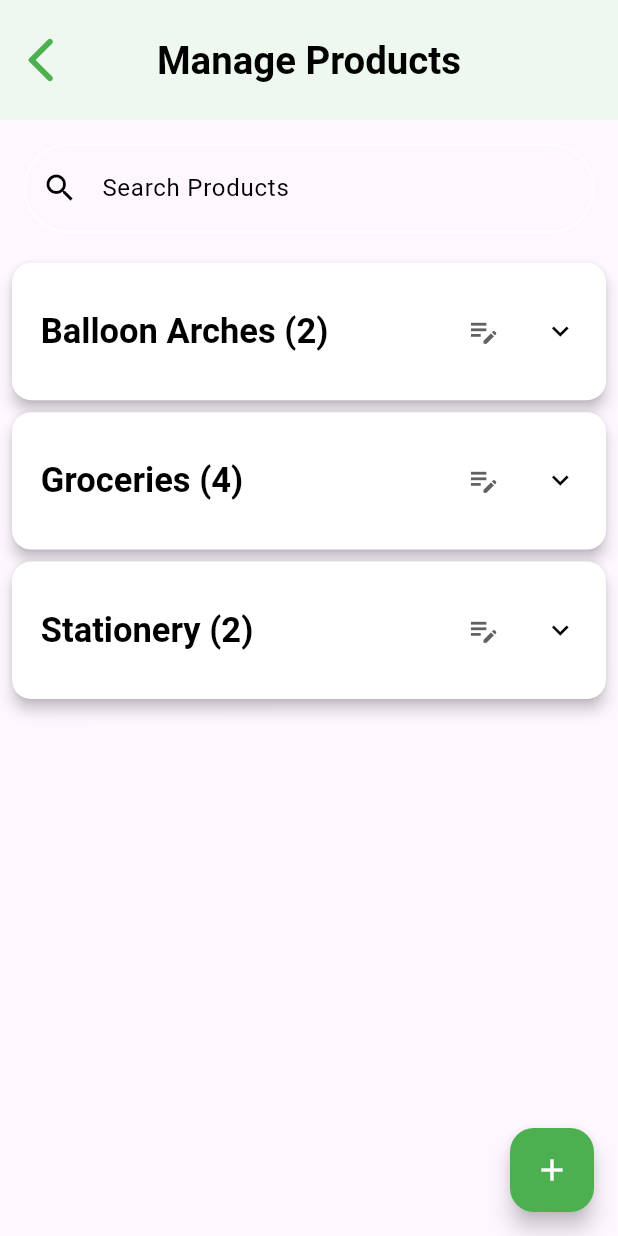
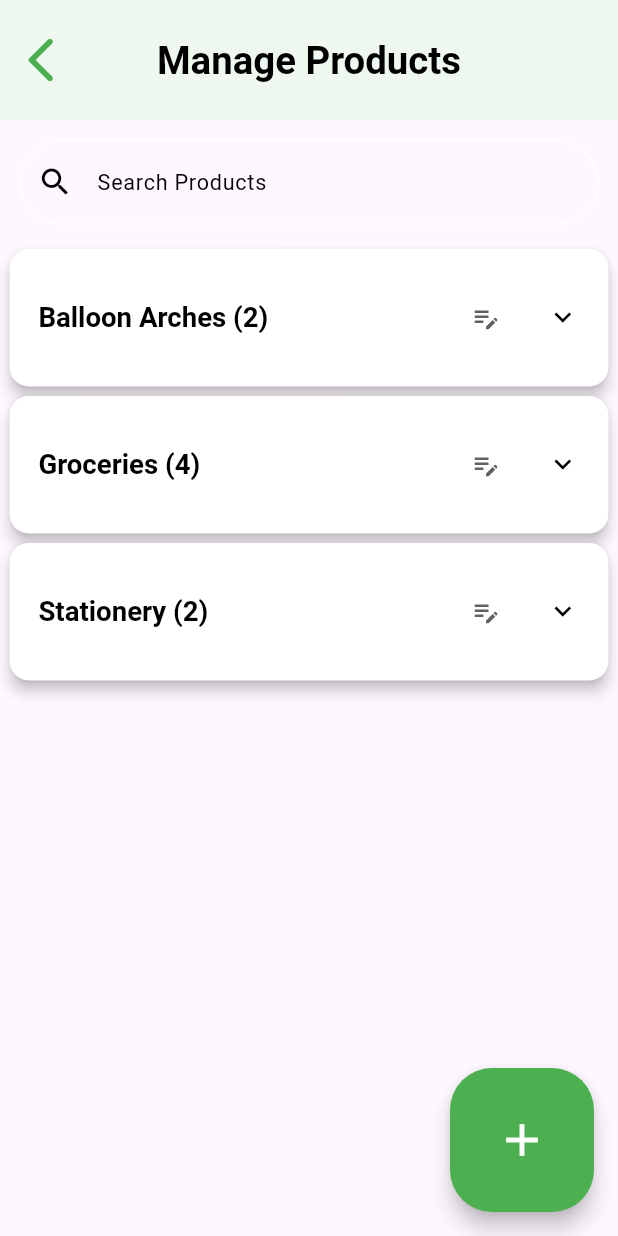
Before and after one commit to huhFahad/Kiosk-App, a Flutter app: the AdminDashboardPage screen opened by its route, after a tap on "Manage Products", on a phone screen of 412 x 824 dp. Run offline on Flutter 3.47's test engine with Material 3 defaults, Android fonts, the light colour scheme and no system bars; our stand-ins replace flutter_colorpicker, flutter_dotenv, flutter_phoenix, flutter_secure_storage, image_picker, package_info_plus and 3 more; missing offline and left inert: app_settings, media_kit, media_kit_video, pro_image_editor, process_run; accounts and stored records are empty; Roboto replaces fonts that are missing (Lorin); project files that could hold a hidden picture were left out.

Commit message:
android refinements

```diff
--- a/lib/admin_dashboard_page.dart
+++ b/lib/admin_dashboard_page.dart
@@ -1,20 +1,24 @@
 // lib/admin_dashboard_page.dart
 
 import 'package:flutter/material.dart';
+import 'package:kiosk_app/theme/kiosk_theme.dart';
+import 'package:kiosk_app/widgets/common_app_bar.dart';
 
 class AdminDashboardPage extends StatelessWidget {
   @override
   Widget build(BuildContext context) {
+    final scale = KioskTheme.scale;
     return Scaffold(
-      appBar: AppBar(
-        title: Text('Admin Dashboard', style: TextStyle(fontSize: 25)),
-        automaticallyImplyLeading: false, // Prevents back button
-        actions: [
+      appBar: CommonAppBar(
+        context: context,
+        title: 'Admin Dashboard',
+        showCartButton: false,
+        showHomeButton: false,
+        extraActions: [
           IconButton(
-            icon: Icon(Icons.exit_to_app, size: 35,),
+            icon: Icon(Icons.exit_to_app, size: 45 * scale,),
             tooltip: 'Exit Admin Mode',
             onPressed: () {
-              // Navigate back to home and remove all admin pages from history
               Navigator.of(context).pushNamedAndRemoveUntil('/', (route) => false);
             },
           )
@@ -22,10 +26,10 @@ class AdminDashboardPage extends StatelessWidget {
       ),
       body: GridView.count(
         crossAxisCount: 2,
-        padding: EdgeInsets.all(16.0),
+        padding: EdgeInsets.all(16.0 * scale),
         childAspectRatio: 1.0,
-        crossAxisSpacing: 6.0,
-        mainAxisSpacing: 12.0,
+        crossAxisSpacing: 6.0 * scale,
+        mainAxisSpacing: 12.0 * scale,
         children: [
           _buildDashboardCard(context, 'Manage Products', Icons.shopping_bag, () {
             Navigator.pushNamed(context, '/admin/products');
@@ -51,6 +55,7 @@ class AdminDashboardPage extends StatelessWidget {
   }
 
   Widget _buildDashboardCard(BuildContext context, String title, IconData icon, VoidCallback onTap) {
+    final scale = KioskTheme.scale;
     return Card(
       elevation: 4,
       child: InkWell(
@@ -58,9 +63,9 @@ class AdminDashboardPage extends StatelessWidget {
         child: Column(
           mainAxisAlignment: MainAxisAlignment.center,
           children: [
-            Icon(icon, size: 50, color: Theme.of(context).primaryColor,),
-            SizedBox(height: 10),
-            Text(title, textAlign: TextAlign.center, style: TextStyle(fontSize: 15)),
+            Icon(icon, size: 100 * scale, color: Theme.of(context).primaryColor,),
+            SizedBox(height: 10 * scale),
+            Text(title, textAlign: TextAlign.center, style: TextStyle(fontSize: 22 * scale)),
           ],
         ),
       ),
--- a/lib/admin_product_list_page.dart
+++ b/lib/admin_product_list_page.dart
@@ -2,12 +2,12 @@
 
 import 'dart:io';
 import 'package:flutter/material.dart';
+import 'package:kiosk_app/theme/kiosk_theme.dart';
 import 'models/product_model.dart';
 import 'models/category_model.dart';
 import 'services/data_service.dart';
 import 'admin_product_edit_page.dart';
 import 'widgets/common_app_bar.dart';
-// import 'package:image_picker/image_picker.dart';
 import '../widgets/edit_category_dialog.dart';
 
 class AdminProductListPage extends StatefulWidget {
@@ -16,6 +16,7 @@ class AdminProductListPage extends StatefulWidget {
 }
 
 class _AdminProductListPageState extends State<AdminProductListPage> {
+  final scale = KioskTheme.scale;
   final DataService _dataService = DataService();
   late Future<List<Product>> _productsFuture;
 
@@ -61,15 +62,19 @@ class _AdminProductListPageState extends State<AdminProductListPage> {
     final newName = await showDialog<String>(
       context: context,
       builder: (ctx) => AlertDialog(
-        title: Text('Rename Sub-category'),
+        title: Text('Rename Sub-category', style: TextStyle(fontSize: 24 * scale),),
         content: TextField(
+          style: TextStyle(fontSize: 18 * scale),
           controller: nameController,
           autofocus: true,
-          decoration: InputDecoration(labelText: 'New sub-category name'),
+          decoration: InputDecoration(
+            labelText: 'New sub-category name',
+            labelStyle: TextStyle(fontSize: 18 * scale),
+          ),
         ),
         actions: [
-          TextButton(onPressed: () => Navigator.of(ctx).pop(), child: Text('Cancel')),
-          ElevatedButton(onPressed: () => Navigator.of(ctx).pop(nameController.text), child: Text('Save')),
+          TextButton(onPressed: () => Navigator.of(ctx).pop(), child: Text('Cancel', style: TextStyle(fontSize: 18 * scale),)),
+          ElevatedButton(onPressed: () => Navigator.of(ctx).pop(nameController.text), child: Text('Save', style: TextStyle(fontSize: 18 * scale),)),
         ],
       ),
     );
@@ -132,16 +137,21 @@ class _AdminProductListPageState extends State<AdminProductListPage> {
     showDialog(
       context: context,
       builder: (ctx) => AlertDialog(
-        title: Text('Are you sure?'),
-        content: Text('Do you want to permanently delete "${product.name}"?'),
+        title: Text('Are you sure?', style: TextStyle(fontSize: 24 * scale ),),
+        content: Text(
+          'Do you want to permanently delete "${product.name}"?',
+          style: TextStyle(fontSize: 18 * scale),
+        ),
         actions: [
           TextButton(
-            child: Text('No'),
+            child: Text('No', style: TextStyle(fontSize: 18 * scale),),
             onPressed: () => Navigator.of(ctx).pop(),
           ),
           ElevatedButton(
-            child: Text('Yes, Delete'),
-            style: ElevatedButton.styleFrom(backgroundColor: Colors.red),
+            style: ElevatedButton.styleFrom(
+              backgroundColor: Colors.red,
+              foregroundColor: Colors.white
+            ),
             onPressed: () async {
               Navigator.of(ctx).pop();
               try {
@@ -155,6 +165,7 @@ class _AdminProductListPageState extends State<AdminProductListPage> {
                 }
               }
             },
+            child: Text('Delete', style: TextStyle(fontSize: 18 * scale),),
           ),
         ],
       ),
@@ -175,12 +186,15 @@ class _AdminProductListPageState extends State<AdminProductListPage> {
             ),
           body: _buildBody(snapshot),
           floatingActionButton: snapshot.hasData
-              ? FloatingActionButton(
-                  onPressed: () => _navigateAndRefresh(context, snapshot.data!),
-                  child: Icon(Icons.add),
-                  tooltip: 'Add Product',
-                )
-              : null,
+            ? FloatingActionButton.large(
+                onPressed: () => _navigateAndRefresh(context, snapshot.data!),
+                tooltip: 'Add Product',
+                child: SizedBox(
+                  // width: 200 * scale,
+                  // height: 200 * scale,
+                  child: Icon(Icons.add),)
+              )
+            : null,
         );
       },
     );
@@ -227,11 +241,13 @@ class _AdminProductListPageState extends State<AdminProductListPage> {
       children: [
         // --- THE SEARCH BAR ---
         Padding(
-          padding: const EdgeInsets.all(16.0),
+          padding: EdgeInsets.all(16.0 * scale),
           child: TextField(
+            style: TextStyle(fontSize: 18 * scale),
             controller: _searchController,
             decoration: InputDecoration(
               labelText: 'Search Products',
+              labelStyle: TextStyle(fontSize: 18 * scale),
               prefixIcon: Icon(Icons.search),
               suffixIcon: _searchQuery.isNotEmpty
                   ? IconButton(
@@ -249,6 +265,7 @@ class _AdminProductListPageState extends State<AdminProductListPage> {
         // --- NESTED EXPANDABLE LIST ---
         Expanded(
           child: ListView.builder(
+            padding: EdgeInsets.only(bottom: 120.0 * scale),
             itemCount: sortedCategories.length,
             itemBuilder: (context, categoryIndex) {
               final categoryName = sortedCategories[categoryIndex];
@@ -258,7 +275,7 @@ class _AdminProductListPageState extends State<AdminProductListPage> {
 
               // --- OUTER EXPANSION TILE (FOR CATEGORY) ---
               return Card(
-                margin: EdgeInsets.symmetric(horizontal: 8.0, vertical: 4.0),
+                margin: EdgeInsets.symmetric(horizontal: 8.0 * scale, vertical: 4.0 * scale,),
                 elevation: 4,
                 child: ExpansionTile(
                   key: Key('$categoryName$_searchQuery'),
@@ -268,10 +285,10 @@ class _AdminProductListPageState extends State<AdminProductListPage> {
                     children: [
                       Text(
                         '$categoryName ($totalProductsInCategory)',
-                        style: TextStyle(fontWeight: FontWeight.bold, fontSize: 23),
+                        style: TextStyle(fontWeight: FontWeight.bold, fontSize: 23 * scale),
                       ),
                       IconButton(
-                        icon: Icon(Icons.edit_note, color: Colors.grey.shade700),
+                        icon: Icon(Icons.edit_note, size: 25 * scale, color: Colors.grey.shade700),
                         tooltip: 'Edit Category',
                         onPressed: () => _editCategory(context, categoryName),
                       ),
@@ -283,7 +300,7 @@ class _AdminProductListPageState extends State<AdminProductListPage> {
 
                     // --- INNER EXPANSION TILE (FOR SUB-CATEGORY) ---
                     return Padding(
-                      padding: const EdgeInsets.only(left: 16.0, right: 16.0, bottom: 4.0),
+                      padding: EdgeInsets.only(left: 16.0 * scale, right: 16.0 * scale, bottom: 4.0 * scale),
                       child: ExpansionTile(
                         key: Key('$categoryName$subCategoryName$_searchQuery'),
                         initiallyExpanded: _searchQuery.isNotEmpty,
@@ -292,10 +309,10 @@ class _AdminProductListPageState extends State<AdminProductListPage> {
                           children: [
                             Text(
                               '$subCategoryName (${productsInSubCategory.length})',
-                              style: TextStyle(fontSize: 20, fontWeight: FontWeight.w500),
+                              style: TextStyle(fontSize: 20 * scale, fontWeight: FontWeight.w500),
                             ),
                             IconButton(
-                              icon: Icon(Icons.edit, color: Colors.grey.shade600, size: 20),
+                              icon: Icon(Icons.edit, color: Colors.grey.shade600, size: 20 * scale),
                               tooltip: 'Rename Sub-category',
                               onPressed: () => _editSubCategory(context, categoryName, subCategoryName),
                             ),
@@ -305,22 +322,22 @@ class _AdminProductListPageState extends State<AdminProductListPage> {
                           return ListTile(
                             leading: ProductImageView(imagePath: product.image),
                             title: Text(product.name,
-                              style: TextStyle(fontSize: 17, fontWeight: FontWeight.w500),
+                              style: TextStyle(fontSize: 18 * scale , fontWeight: FontWeight.w500),
                               ),
                             subtitle:
                               Text(
                                 'Price: ₹${product.price.toStringAsFixed(2)}',
-                                style: TextStyle(fontSize: 16, fontWeight: FontWeight.w500),
+                                style: TextStyle(fontSize: 16 * scale, fontWeight: FontWeight.w500),
                               ),
                             trailing: Row(
                               mainAxisSize: MainAxisSize.min,
                               children: [
                                 IconButton(
-                                  icon: Icon(Icons.edit, color: Colors.blue),
+                                  icon: Icon(Icons.edit, color: Colors.blue, size: 23 * scale,),
                                   onPressed: () => _navigateAndRefresh(context, allProducts, product: product),
                                 ),
                                 IconButton(
-                                  icon: Icon(Icons.delete, color: Colors.red),
+                                  icon: Icon(Icons.delete, color: Colors.red, size: 23 * scale,),
                                   onPressed: () => _showDeleteDialog(context, product, allProducts),
                                 ),
                               ],
@@ -356,11 +373,12 @@ class ProductImageView extends StatelessWidget {
   @override
   Widget build(BuildContext context) {
     final isAsset = imagePath.startsWith('assets/');
+    final scale = KioskTheme.scale;
     return SizedBox(
       width: width,
       height: height,
       child: ClipRRect(
-        borderRadius: BorderRadius.circular(8.0),
+        borderRadius: BorderRadius.circular(8.0 * scale),
         child: isAsset
           ? Image.asset(
               imagePath,
--- a/lib/products_list_page.dart
+++ b/lib/products_list_page.dart
@@ -95,7 +95,8 @@ class _ProductsListPageState extends State<ProductsListPage> {
                       return Padding(
                         padding: EdgeInsets.symmetric(horizontal: 4.0 * scale),
                         child: ChoiceChip(
-                          label: Text(subcategory),
+                          padding: EdgeInsets.fromLTRB(5,5,5,40) ,
+                          label: Text(subcategory, style: TextStyle(fontSize: 20 * scale),),
                           selected: selectedSubcategory == subcategory,
                           onSelected: (isSelected) {
                             if (isSelected) {
```
Also changed, not shown: lib/admin_frame_list_page.dart (+36 -11 lines), lib/admin_map_picker_page.dart (+2 -19 lines), lib/admin_product_edit_page.dart (+25 -27 lines), lib/cart_page.dart (+71 -55 lines), lib/home_page.dart (+8 -6 lines), lib/services/data_service.dart (+19 -0 lines), lib/widgets/edit_category_dialog.dart (+47 -15 lines).
